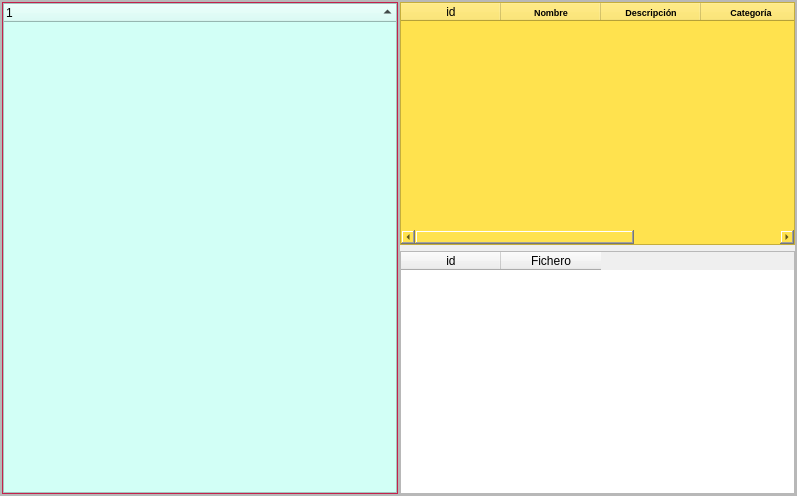
Old version of the form w_arbol.ui in the repository diegoorta81/listas.
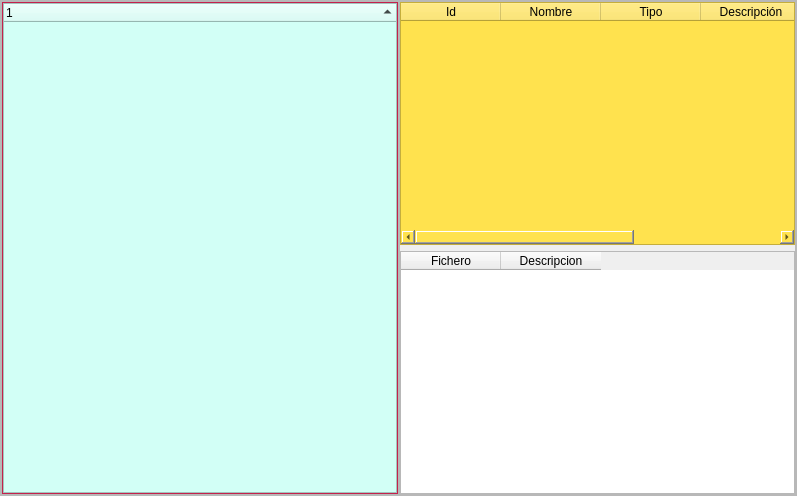
New version of the form.

```diff
--- a/w_arbol.ui
+++ b/w_arbol.ui
@@ -229,56 +229,28 @@
            </attribute>
            <column>
             <property name="text">
-             <string>id</string>
+             <string>Id</string>
             </property>
            </column>
            <column>
             <property name="text">
              <string>Nombre</string>
             </property>
-            <property name="font">
-             <font>
-              <pointsize>7</pointsize>
-              <weight>75</weight>
-              <bold>true</bold>
-             </font>
+           </column>
+           <column>
+            <property name="text">
+             <string>Tipo</string>
             </property>
            </column>
            <column>
             <property name="text">
              <string>Descripción</string>
             </property>
-            <property name="font">
-             <font>
-              <pointsize>7</pointsize>
-              <weight>75</weight>
-              <bold>true</bold>
-             </font>
-            </property>
-           </column>
-           <column>
-            <property name="text">
-             <string>Categoría</string>
-            </property>
-            <property name="font">
-             <font>
-              <pointsize>7</pointsize>
-              <weight>75</weight>
-              <bold>true</bold>
-             </font>
-            </property>
            </column>
            <column>
             <property name="text">
              <string>Palabras</string>
             </property>
-            <property name="font">
-             <font>
-              <pointsize>7</pointsize>
-              <weight>75</weight>
-              <bold>true</bold>
-             </font>
-            </property>
            </column>
           </widget>
          </item>
@@ -293,16 +265,16 @@
            <property name="showGrid">
             <bool>true</bool>
            </property>
-           <column>
-            <property name="text">
-             <string>id</string>
-            </property>
-           </column>
            <column>
             <property name="text">
              <string>Fichero</string>
             </property>
            </column>
+           <column>
+            <property name="text">
+             <string>Descripcion</string>
+            </property>
+           </column>
           </widget>
          </item>
         </layout>
```
